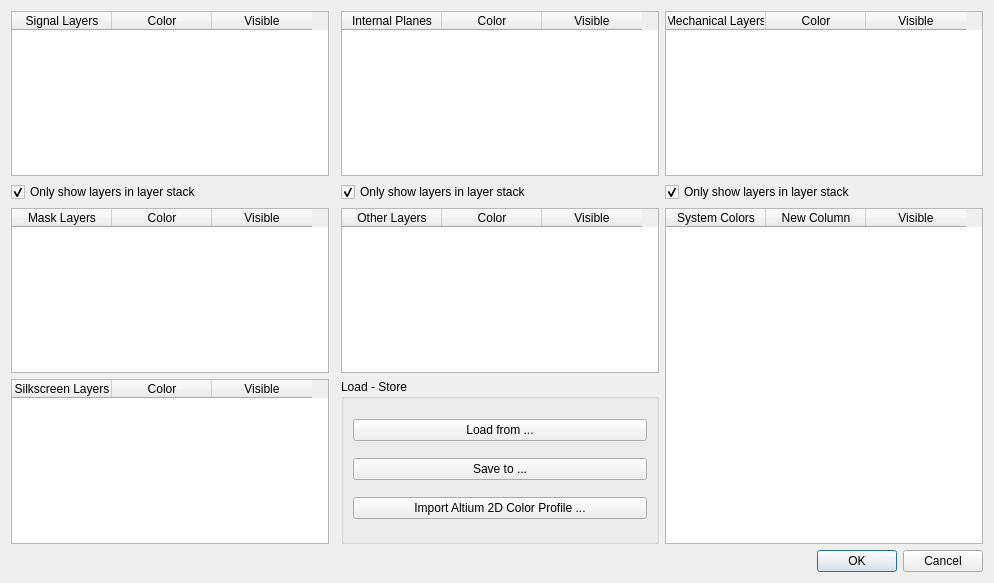
The window that graphicsview-1/pcbpalettesettingsdialog.ui (chgans/leda-playground) describes before a commit, drawn with Qt 5.
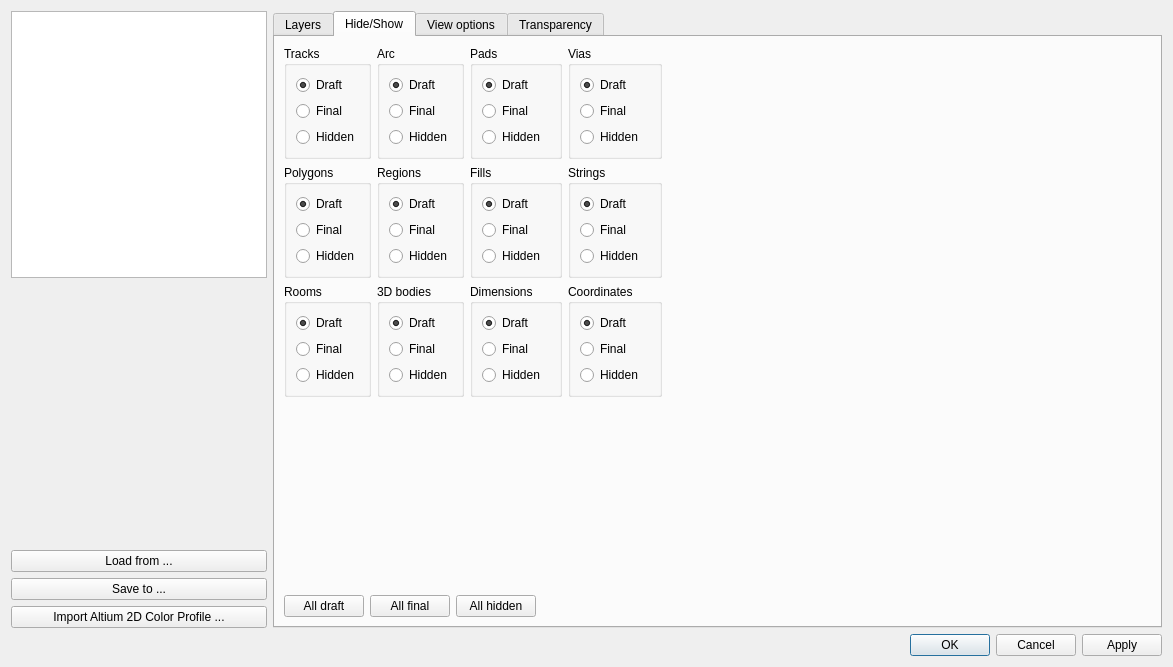
The same window after the commit. The open tabs and pages were chosen to show the change.

Commit message: graphicsview-1: Mockup of Altium's View Configuration dialog

```diff
--- a/graphicsview-1/pcbpalettesettingsdialog.ui
+++ b/graphicsview-1/pcbpalettesettingsdialog.ui
@@ -6,217 +6,1135 @@
    <rect>
     <x>0</x>
     <y>0</y>
-    <width>994</width>
-    <height>583</height>
+    <width>1173</width>
+    <height>667</height>
    </rect>
   </property>
   <property name="windowTitle">
    <string>Dialog</string>
   </property>
-  <layout class="QGridLayout" name="gridLayout">
-   <item row="2" column="3" rowspan="2">
-    <widget class="QTableWidget" name="systemTable">
-     <column>
-      <property name="text">
-       <string>System Colors</string>
-      </property>
-     </column>
-     <column>
-      <property name="text">
-       <string>New Column</string>
-      </property>
-     </column>
-     <column>
-      <property name="text">
-       <string>Visible</string>
-      </property>
-     </column>
-    </widget>
+  <layout class="QVBoxLayout" name="verticalLayout_2">
+   <item>
+    <layout class="QHBoxLayout" name="horizontalLayout_2" stretch="0,2">
+     <item>
+      <layout class="QVBoxLayout" name="verticalLayout">
+       <item>
+        <widget class="QListView" name="listView"/>
+       </item>
+       <item>
+        <spacer name="verticalSpacer">
+         <property name="orientation">
+          <enum>Qt::Vertical</enum>
+         </property>
+         <property name="sizeHint" stdset="0">
+          <size>
+           <width>20</width>
+           <height>40</height>
+          </size>
+         </property>
+        </spacer>
+       </item>
+       <item>
+        <widget class="QPushButton" name="pushButton">
+         <property name="text">
+          <string>Load from ...</string>
+         </property>
+        </widget>
+       </item>
+       <item>
+        <widget class="QPushButton" name="pushButton_2">
+         <property name="text">
+          <string>Save to ...</string>
+         </property>
+        </widget>
+       </item>
+       <item>
+        <widget class="QPushButton" name="pushButton_3">
+         <property name="text">
+          <string>Import Altium 2D Color Profile ...</string>
+         </property>
+        </widget>
+       </item>
+      </layout>
+     </item>
+     <item>
+      <widget class="QTabWidget" name="tabWidget">
+       <property name="currentIndex">
+        <number>3</number>
+       </property>
+       <widget class="QWidget" name="tab">
+        <attribute name="title">
+         <string>Layers</string>
+        </attribute>
+        <layout class="QGridLayout" name="gridLayout">
+         <item row="0" column="0">
+          <layout class="QVBoxLayout" name="verticalLayout_5">
+           <item>
+            <widget class="QTableWidget" name="signalTable">
+             <column>
+              <property name="text">
+               <string>Signal Layers</string>
+              </property>
+             </column>
+             <column>
+              <property name="text">
+               <string>Index</string>
+              </property>
+             </column>
+             <column>
+              <property name="text">
+               <string>Color</string>
+              </property>
+             </column>
+             <column>
+              <property name="text">
+               <string>Visible</string>
+              </property>
+             </column>
+            </widget>
+           </item>
+           <item>
+            <widget class="QCheckBox" name="checkBox">
+             <property name="text">
+              <string>Only show layers in layer stack</string>
+             </property>
+             <property name="checked">
+              <bool>true</bool>
+             </property>
+            </widget>
+           </item>
+           <item>
+            <layout class="QHBoxLayout" name="horizontalLayout_5">
+             <item>
+              <widget class="QToolButton" name="toolButton_10">
+               <property name="text">
+                <string>All on</string>
+               </property>
+              </widget>
+             </item>
+             <item>
+              <widget class="QToolButton" name="toolButton_11">
+               <property name="text">
+                <string>All off</string>
+               </property>
+              </widget>
+             </item>
+             <item>
+              <widget class="QToolButton" name="toolButton_12">
+               <property name="text">
+                <string>Used on</string>
+               </property>
+              </widget>
+             </item>
+             <item>
+              <spacer name="horizontalSpacer">
+               <property name="orientation">
+                <enum>Qt::Horizontal</enum>
+               </property>
+               <property name="sizeHint" stdset="0">
+                <size>
+                 <width>40</width>
+                 <height>20</height>
+                </size>
+               </property>
+              </spacer>
+             </item>
+            </layout>
+           </item>
+          </layout>
+         </item>
+         <item row="0" column="1">
+          <layout class="QVBoxLayout" name="verticalLayout_4">
+           <item>
+            <widget class="QTableWidget" name="planeTable">
+             <column>
+              <property name="text">
+               <string>Internal Planes</string>
+              </property>
+             </column>
+             <column>
+              <property name="text">
+               <string>Color</string>
+              </property>
+             </column>
+             <column>
+              <property name="text">
+               <string>Visible</string>
+              </property>
+             </column>
+            </widget>
+           </item>
+           <item>
+            <widget class="QCheckBox" name="checkBox_2">
+             <property name="text">
+              <string>Only show layers in layer stack</string>
+             </property>
+             <property name="checked">
+              <bool>true</bool>
+             </property>
+            </widget>
+           </item>
+           <item>
+            <layout class="QHBoxLayout" name="horizontalLayout_4">
+             <item>
+              <widget class="QToolButton" name="toolButton_7">
+               <property name="text">
+                <string>All on</string>
+               </property>
+              </widget>
+             </item>
+             <item>
+              <widget class="QToolButton" name="toolButton_8">
+               <property name="text">
+                <string>All off</string>
+               </property>
+              </widget>
+             </item>
+             <item>
+              <widget class="QToolButton" name="toolButton_9">
+               <property name="text">
+                <string>Used on</string>
+               </property>
+              </widget>
+             </item>
+             <item>
+              <spacer name="horizontalSpacer_2">
+               <property name="orientation">
+                <enum>Qt::Horizontal</enum>
+               </property>
+               <property name="sizeHint" stdset="0">
+                <size>
+                 <width>40</width>
+                 <height>20</height>
+                </size>
+               </property>
+              </spacer>
+             </item>
+            </layout>
+           </item>
+          </layout>
+         </item>
+         <item row="1" column="0">
+          <layout class="QVBoxLayout" name="verticalLayout_8">
+           <item>
+            <widget class="QTableWidget" name="maskTable">
+             <column>
+              <property name="text">
+               <string>Mask Layers</string>
+              </property>
+             </column>
+             <column>
+              <property name="text">
+               <string>Color</string>
+              </property>
+             </column>
+             <column>
+              <property name="text">
+               <string>Visible</string>
+              </property>
+             </column>
+            </widget>
+           </item>
+           <item>
+            <layout class="QHBoxLayout" name="horizontalLayout_6">
+             <item>
+              <widget class="QToolButton" name="toolButton_13">
+               <property name="text">
+                <string>All on</string>
+               </property>
+              </widget>
+             </item>
+             <item>
+              <widget class="QToolButton" name="toolButton_14">
+               <property name="text">
+                <string>All off</string>
+               </property>
+              </widget>
+             </item>
+             <item>
+              <widget class="QToolButton" name="toolButton_15">
+               <property name="text">
+                <string>Used on</string>
+               </property>
+              </widget>
+             </item>
+             <item>
+              <spacer name="horizontalSpacer_4">
+               <property name="orientation">
+                <enum>Qt::Horizontal</enum>
+               </property>
+               <property name="sizeHint" stdset="0">
+                <size>
+                 <width>40</width>
+                 <height>20</height>
+                </size>
+               </property>
+              </spacer>
+             </item>
+            </layout>
+           </item>
+          </layout>
+         </item>
+         <item row="2" column="0">
+          <layout class="QVBoxLayout" name="verticalLayout_9">
+           <item>
+            <widget class="QTableWidget" name="otherTable">
+             <column>
+              <property name="text">
+               <string>Other Layers</string>
+              </property>
+             </column>
+             <column>
+              <property name="text">
+               <string>Color</string>
+              </property>
+             </column>
+             <column>
+              <property name="text">
+               <string>Visible</string>
+              </property>
+             </column>
+            </widget>
+           </item>
+           <item>
+            <layout class="QHBoxLayout" name="horizontalLayout">
+             <item>
+              <widget class="QToolButton" name="toolButton">
+               <property name="text">
+                <string>All on</string>
+               </property>
+              </widget>
+             </item>
+             <item>
+              <widget class="QToolButton" name="toolButton_2">
+               <property name="text">
+                <string>All off</string>
+               </property>
+              </widget>
+             </item>
+             <item>
+              <widget class="QToolButton" name="toolButton_3">
+               <property name="text">
+                <string>Used on</string>
+               </property>
+              </widget>
+             </item>
+             <item>
+              <spacer name="horizontalSpacer_6">
+               <property name="orientation">
+                <enum>Qt::Horizontal</enum>
+               </property>
+               <property name="sizeHint" stdset="0">
+                <size>
+                 <width>40</width>
+                 <height>20</height>
+                </size>
+               </property>
+              </spacer>
+             </item>
+            </layout>
+           </item>
+          </layout>
+         </item>
+         <item row="1" column="2" rowspan="2">
+          <layout class="QVBoxLayout" name="verticalLayout_6">
+           <item>
+            <widget class="QTableWidget" name="systemTable">
+             <column>
+              <property name="text">
+               <string>System Colors</string>
+              </property>
+             </column>
+             <column>
+              <property name="text">
+               <string>New Column</string>
+              </property>
+             </column>
+             <column>
+              <property name="text">
+               <string>Visible</string>
+              </property>
+             </column>
+            </widget>
+           </item>
+           <item>
+            <layout class="QHBoxLayout" name="horizontalLayout_8">
+             <item>
+              <widget class="QToolButton" name="toolButton_19">
+               <property name="text">
+                <string>All on</string>
+               </property>
+              </widget>
+             </item>
+             <item>
+              <widget class="QToolButton" name="toolButton_20">
+               <property name="text">
+                <string>All off</string>
+               </property>
+              </widget>
+             </item>
+             <item>
+              <widget class="QToolButton" name="toolButton_21">
+               <property name="text">
+                <string>Used on</string>
+               </property>
+              </widget>
+             </item>
+             <item>
+              <spacer name="horizontalSpacer_7">
+               <property name="orientation">
+                <enum>Qt::Horizontal</enum>
+               </property>
+               <property name="sizeHint" stdset="0">
+                <size>
+                 <width>40</width>
+                 <height>20</height>
+                </size>
+               </property>
+              </spacer>
+             </item>
+            </layout>
+           </item>
+          </layout>
+         </item>
+         <item row="0" column="2">
+          <layout class="QVBoxLayout" name="verticalLayout_7">
+           <item>
+            <widget class="QTableWidget" name="silkscreenTable">
+             <column>
+              <property name="text">
+               <string>Silkscreen Layers</string>
+              </property>
+             </column>
+             <column>
+              <property name="text">
+               <string>Color</string>
+              </property>
+             </column>
+             <column>
+              <property name="text">
+               <string>Visible</string>
+              </property>
+             </column>
+            </widget>
+           </item>
+           <item>
+            <layout class="QHBoxLayout" name="horizontalLayout_7">
+             <item>
+              <widget class="QToolButton" name="toolButton_16">
+               <property name="text">
+                <string>All on</string>
+               </property>
+              </widget>
+             </item>
+             <item>
+              <widget class="QToolButton" name="toolButton_17">
+               <property name="text">
+                <string>All off</string>
+               </property>
+              </widget>
+             </item>
+             <item>
+              <widget class="QToolButton" name="toolButton_18">
+               <property name="text">
+                <string>Used on</string>
+               </property>
+              </widget>
+             </item>
+             <item>
+              <spacer name="horizontalSpacer_5">
+               <property name="orientation">
+                <enum>Qt::Horizontal</enum>
+               </property>
+               <property name="sizeHint" stdset="0">
+                <size>
+                 <width>40</width>
+                 <height>20</height>
+                </size>
+               </property>
+              </spacer>
+             </item>
+            </layout>
+           </item>
+          </layout>
+         </item>
+         <item row="1" column="1" rowspan="2">
+          <layout class="QVBoxLayout" name="verticalLayout_3">
+           <item>
+            <widget class="QTableWidget" name="mechanicalTable">
+             <column>
+              <property name="text">
+               <string>Mechanical Layers</string>
+              </property>
+             </column>
+             <column>
+              <property name="text">
+               <string>Color</string>
+              </property>
+             </column>
+             <column>
+              <property name="text">
+               <string>Visible</string>
+              </property>
+             </column>
+            </widget>
+           </item>
+           <item>
+            <widget class="QCheckBox" name="checkBox_3">
+             <property name="text">
+              <string>Only show layers in layer stack</string>
+             </property>
+             <property name="checked">
+              <bool>true</bool>
+             </property>
+            </widget>
+           </item>
+           <item>
+            <layout class="QHBoxLayout" name="horizontalLayout_3">
+             <item>
+              <widget class="QToolButton" name="toolButton_4">
+               <property name="text">
+                <string>All on</string>
+               </property>
+              </widget>
+             </item>
+             <item>
+              <widget class="QToolButton" name="toolButton_5">
+               <property name="text">
+                <string>All off</string>
+               </property>
+              </widget>
+             </item>
+             <item>
+              <widget class="QToolButton" name="toolButton_6">
+               <property name="text">
+                <string>Used on</string>
+               </property>
+              </widget>
+             </item>
+             <item>
+              <spacer name="horizontalSpacer_3">
+               <property name="orientation">
+                <enum>Qt::Horizontal</enum>
+               </property>
+               <property name="sizeHint" stdset="0">
+                <size>
+                 <width>40</width>
+                 <height>20</height>
+                </size>
+               </property>
+              </spacer>
+             </item>
+            </layout>
+           </item>
+          </layout>
+         </item>
+        </layout>
+       </widget>
+       <widget class="QWidget" name="tab_2">
+        <attribute name="title">
+         <string>Hide/Show</string>
+        </attribute>
+        <layout class="QVBoxLayout" name="verticalLayout_22">
+         <item>
+          <layout class="QGridLayout" name="gridLayout_2">
+           <item row="0" column="1">
+            <widget class="QGroupBox" name="groupBox_2">
+             <property name="title">
+              <string>Arc</string>
+             </property>
+             <layout class="QVBoxLayout" name="verticalLayout_11">
+              <item>
+               <widget class="QRadioButton" name="radioButton_4">
+                <property name="text">
+                 <string>Draft</string>
+                </property>
+                <property name="checked">
+                 <bool>true</bool>
+                </property>
+               </widget>
+              </item>
+              <item>
+               <widget class="QRadioButton" name="radioButton_5">
+                <property name="text">
+                 <string>Final</string>
+                </property>
+               </widget>
+              </item>
+              <item>
+               <widget class="QRadioButton" name="radioButton_6">
+                <property name="text">
+                 <string>Hidden</string>
+                </property>
+               </widget>
+              </item>
+             </layout>
+            </widget>
+           </item>
+           <item row="0" column="2">
+            <widget class="QGroupBox" name="groupBox_3">
+             <property name="title">
+              <string>Pads</string>
+             </property>
+             <layout class="QVBoxLayout" name="verticalLayout_12">
+              <item>
+               <widget class="QRadioButton" name="radioButton_7">
+                <property name="text">
+                 <string>Draft</string>
+                </property>
+                <property name="checked">
+                 <bool>true</bool>
+                </property>
+               </widget>
+              </item>
+              <item>
+               <widget class="QRadioButton" name="radioButton_8">
+                <property name="text">
+                 <string>Final</string>
+                </property>
+               </widget>
+              </item>
+              <item>
+               <widget class="QRadioButton" name="radioButton_9">
+                <property name="text">
+                 <string>Hidden</string>
+                </property>
+               </widget>
+              </item>
+             </layout>
+            </widget>
+           </item>
+           <item row="0" column="3">
+            <widget class="QGroupBox" name="groupBox_4">
+             <property name="title">
+              <string>Vias</string>
+             </property>
+             <layout class="QVBoxLayout" name="verticalLayout_13">
+              <item>
+               <widget class="QRadioButton" name="radioButton_10">
+                <property name="text">
+                 <string>Draft</string>
+                </property>
+                <property name="checked">
+                 <bool>true</bool>
+                </property>
+               </widget>
+              </item>
+              <item>
+               <widget class="QRadioButton" name="radioButton_11">
+                <property name="text">
+                 <string>Final</string>
+                </property>
+               </widget>
+              </item>
+              <item>
+               <widget class="QRadioButton" name="radioButton_12">
+                <property name="text">
+                 <string>Hidden</string>
+                </property>
+               </widget>
+              </item>
+             </layout>
+            </widget>
+           </item>
+           <item row="1" column="0">
+            <widget class="QGroupBox" name="groupBox_7">
+             <property name="title">
+              <string>Polygons</string>
+             </property>
+             <layout class="QVBoxLayout" name="verticalLayout_16">
+              <item>
+               <widget class="QRadioButton" name="radioButton_19">
+                <property name="text">
+                 <string>Draft</string>
+                </property>
+                <property name="checked">
+                 <bool>true</bool>
+                </property>
+               </widget>
+              </item>
+              <item>
+               <widget class="QRadioButton" name="radioButton_20">
+                <property name="text">
+                 <string>Final</string>
+                </property>
+               </widget>
+              </item>
+              <item>
+               <widget class="QRadioButton" name="radioButton_21">
+                <property name="text">
+                 <string>Hidden</string>
+                </property>
+               </widget>
+              </item>
+             </layout>
+            </widget>
+           </item>
+           <item row="1" column="1">
+            <widget class="QGroupBox" name="groupBox_8">
+             <property name="title">
+              <string>Regions</string>
+             </property>
+             <layout class="QVBoxLayout" name="verticalLayout_17">
+              <item>
+               <widget class="QRadioButton" name="radioButton_22">
+                <property name="text">
+                 <string>Draft</string>
+                </property>
+                <property name="checked">
+                 <bool>true</bool>
+                </property>
+               </widget>
+              </item>
+              <item>
+               <widget class="QRadioButton" name="radioButton_23">
+                <property name="text">
+                 <string>Final</string>
+                </property>
+               </widget>
+              </item>
+              <item>
+               <widget class="QRadioButton" name="radioButton_24">
+                <property name="text">
+                 <string>Hidden</string>
+                </property>
+               </widget>
+              </item>
+             </layout>
+            </widget>
+           </item>
+           <item row="1" column="2">
+            <widget class="QGroupBox" name="groupBox_6">
+             <property name="title">
+              <string>Fills</string>
+             </property>
+             <layout class="QVBoxLayout" name="verticalLayout_15">
+              <item>
+               <widget class="QRadioButton" name="radioButton_16">
+                <property name="text">
+                 <string>Draft</string>
+                </property>
+                <property name="checked">
+                 <bool>true</bool>
+                </property>
+               </widget>
+              </item>
+              <item>
+               <widget class="QRadioButton" name="radioButton_17">
+                <property name="text">
+                 <string>Final</string>
+                </property>
+               </widget>
+              </item>
+              <item>
+               <widget class="QRadioButton" name="radioButton_18">
+                <property name="text">
+                 <string>Hidden</string>
+                </property>
+               </widget>
+              </item>
+             </layout>
+            </widget>
+           </item>
+           <item row="1" column="3">
+            <widget class="QGroupBox" name="groupBox_5">
+             <property name="title">
+              <string>Strings</string>
+             </property>
+             <layout class="QVBoxLayout" name="verticalLayout_14">
+              <item>
+               <widget class="QRadioButton" name="radioButton_13">
+                <property name="text">
+                 <string>Draft</string>
+                </property>
+                <property name="checked">
+                 <bool>true</bool>
+                </property>
+               </widget>
+              </item>
+              <item>
+               <widget class="QRadioButton" name="radioButton_14">
+                <property name="text">
+                 <string>Final</string>
+                </property>
+               </widget>
+              </item>
+              <item>
+               <widget class="QRadioButton" name="radioButton_15">
+                <property name="text">
+                 <string>Hidden</string>
+                </property>
+               </widget>
+              </item>
+             </layout>
+            </widget>
+           </item>
+           <item row="2" column="0">
+            <widget class="QGroupBox" name="groupBox_9">
+             <property name="title">
+              <string>Rooms</string>
+             </property>
+             <layout class="QVBoxLayout" name="verticalLayout_18">
+              <item>
+               <widget class="QRadioButton" name="radioButton_25">
+                <property name="text">
+                 <string>Draft</string>
+                </property>
+                <property name="checked">
+                 <bool>true</bool>
+                </property>
+               </widget>
+              </item>
+              <item>
+               <widget class="QRadioButton" name="radioButton_26">
+                <property name="text">
+                 <string>Final</string>
+                </property>
+               </widget>
+              </item>
+              <item>
+               <widget class="QRadioButton" name="radioButton_27">
+                <property name="text">
+                 <string>Hidden</string>
+                </property>
+               </widget>
+              </item>
+             </layout>
+            </widget>
+           </item>
+           <item row="2" column="2">
+            <widget class="QGroupBox" name="groupBox_10">
+             <property name="title">
+              <string>Dimensions</string>
+             </property>
+             <layout class="QVBoxLayout" name="verticalLayout_19">
+              <item>
+               <widget class="QRadioButton" name="radioButton_28">
+                <property name="text">
+                 <string>Draft</string>
+                </property>
+                <property name="checked">
+                 <bool>true</bool>
+                </property>
+               </widget>
+              </item>
+              <item>
+               <widget class="QRadioButton" name="radioButton_29">
+                <property name="text">
+                 <string>Final</string>
+                </property>
+               </widget>
+              </item>
+              <item>
+               <widget class="QRadioButton" name="radioButton_30">
+                <property name="text">
+                 <string>Hidden</string>
+                </property>
+               </widget>
+              </item>
+             </layout>
+            </widget>
+           </item>
+           <item row="2" column="3">
+            <widget class="QGroupBox" name="groupBox_12">
+             <property name="title">
+              <string>Coordinates</string>
+             </property>
+             <layout class="QVBoxLayout" name="verticalLayout_21">
+              <item>
+               <widget class="QRadioButton" name="radioButton_34">
+                <property name="text">
+                 <string>Draft</string>
+                </property>
+                <property name="checked">
+                 <bool>true</bool>
+                </property>
+               </widget>
+              </item>
+              <item>
+               <widget class="QRadioButton" name="radioButton_35">
+                <property name="text">
+                 <string>Final</string>
+                </property>
+               </widget>
+              </item>
+              <item>
+               <widget class="QRadioButton" name="radioButton_36">
+                <property name="text">
+                 <string>Hidden</string>
+                </property>
+               </widget>
+              </item>
+             </layout>
+            </widget>
+           </item>
+           <item row="2" column="1">
+            <widget class="QGroupBox" name="groupBox_11">
+             <property name="title">
+              <string>3D bodies</string>
+             </property>
+             <layout class="QVBoxLayout" name="verticalLayout_20">
+              <item>
+               <widget class="QRadioButton" name="radioButton_31">
+                <property name="text">
+                 <string>Draft</string>
+                </property>
+                <property name="checked">
+                 <bool>true</bool>
+                </property>
+               </widget>
+              </item>
+              <item>
+               <widget class="QRadioButton" name="radioButton_32">
+                <property name="text">
+                 <string>Final</string>
+                </property>
+               </widget>
+              </item>
+              <item>
+               <widget class="QRadioButton" name="radioButton_33">
+                <property name="text">
+                 <string>Hidden</string>
+                </property>
+               </widget>
+              </item>
+             </layout>
+            </widget>
+           </item>
+           <item row="0" column="0">
+            <widget class="QGroupBox" name="groupBox">
+             <property name="title">
+              <string>Tracks</string>
+             </property>
+             <layout class="QVBoxLayout" name="verticalLayout_10">
+              <item>
+               <widget class="QRadioButton" name="radioButton">
+                <property name="text">
+                 <string>Draft</string>
+                </property>
+                <property name="checked">
+                 <bool>true</bool>
+                </property>
+               </widget>
+              </item>
+              <item>
+               <widget class="QRadioButton" name="radioButton_2">
+                <property name="text">
+                 <string>Final</string>
+                </property>
+               </widget>
+              </item>
+              <item>
+               <widget class="QRadioButton" name="radioButton_3">
+                <property name="text">
+                 <string>Hidden</string>
+                </property>
+               </widget>
+              </item>
+             </layout>
+            </widget>
+           </item>
+           <item row="1" column="4">
+            <spacer name="horizontalSpacer_9">
+             <property name="orientation">
+              <enum>Qt::Horizontal</enum>
+             </property>
+             <property name="sizeHint" stdset="0">
+              <size>
+               <width>40</width>
+               <height>20</height>
+              </size>
+             </property>
+            </spacer>
+           </item>
+          </layout>
+         </item>
+         <item>
+          <spacer name="verticalSpacer_2">
+           <property name="orientation">
+            <enum>Qt::Vertical</enum>
+           </property>
+           <property name="sizeHint" stdset="0">
+            <size>
+             <width>20</width>
+             <height>40</height>
+            </size>
+           </property>
+          </spacer>
+         </item>
+         <item>
+          <layout class="QHBoxLayout" name="horizontalLayout_9">
+           <item>
+            <widget class="QPushButton" name="pushButton_4">
+             <property name="text">
+              <string>All draft</string>
+             </property>
+            </widget>
+           </item>
+           <item>
+            <widget class="QPushButton" name="pushButton_5">
+             <property name="text">
+              <string>All final</string>
+             </property>
+            </widget>
+           </item>
+           <item>
+            <widget class="QPushButton" name="pushButton_6">
+             <property name="text">
+              <string>All hidden</string>
+             </property>
+            </widget>
+           </item>
+           <item>
+            <spacer name="horizontalSpacer_8">
+             <property name="orientation">
+              <enum>Qt::Horizontal</enum>
+             </property>
+             <property name="sizeHint" stdset="0">
+              <size>
+               <width>40</width>
+               <height>20</height>
+              </size>
+             </property>
+            </spacer>
+           </item>
+          </layout>
+         </item>
+        </layout>
+       </widget>
+       <widget class="QWidget" name="tab_3">
+        <attribute name="title">
+         <string>View options</string>
+        </attribute>
+       </widget>
+       <widget class="QWidget" name="tab_4">
+        <attribute name="title">
+         <string>Transparency</string>
+        </attribute>
+        <layout class="QVBoxLayout" name="verticalLayout_23">
+         <item>
+          <layout class="QHBoxLayout" name="horizontalLayout_10">
+           <item>
+            <widget class="QLabel" name="label">
+             <property name="text">
+              <string>Transparency for selected objetcs/layers</string>
+             </property>
+            </widget>
+           </item>
+           <item>
+            <widget class="QSlider" name="horizontalSlider">
+             <property name="maximum">
+              <number>100</number>
+             </property>
+             <property name="orientation">
+              <enum>Qt::Horizontal</enum>
+             </property>
+            </widget>
+           </item>
+           <item>
+            <widget class="QSpinBox" name="spinBox">
+             <property name="suffix">
+              <string> %</string>
+             </property>
+             <property name="maximum">
+              <number>100</number>
+             </property>
+            </widget>
+           </item>
+          </layout>
+         </item>
+         <item>
+          <widget class="QCheckBox" name="checkBox_4">
+           <property name="text">
+            <string>Only show used layers</string>
+           </property>
+          </widget>
+         </item>
+         <item>
+          <widget class="QTableWidget" name="tableWidget">
+           <column>
+            <property name="text">
+             <string>Layer</string>
+            </property>
+           </column>
+           <column>
+            <property name="text">
+             <string>Tracks</string>
+            </property>
+           </column>
+           <column>
+            <property name="text">
+             <string>Arcs</string>
+            </property>
+           </column>
+           <column>
+            <property name="text">
+             <string>Pads</string>
+            </property>
+           </column>
+           <column>
+            <property name="text">
+             <string>Vias</string>
+            </property>
+           </column>
+           <column>
+            <property name="text">
+             <string>Polygons</string>
+            </property>
+           </column>
+           <column>
+            <property name="text">
+             <string>Regions</string>
+            </property>
+           </column>
+           <column>
+            <property name="text">
+             <string>Fills</string>
+            </property>
+           </column>
+           <column>
+            <property name="text">
+             <string>Strings</string>
+            </property>
+           </column>
+           <column>
+            <property name="text">
+             <string>Rooms</string>
+            </property>
+           </column>
+           <column>
+            <property name="text">
+             <string>3D Bodies</string>
+            </property>
+           </column>
+           <column>
+            <property name="text">
+             <string>Dimensions</string>
+            </property>
+           </column>
+           <column>
+            <property name="text">
+             <string>Coordinates</string>
+            </property>
+           </column>
+          </widget>
+         </item>
+        </layout>
+       </widget>
+      </widget>
+     </item>
+    </layout>
    </item>
-   <item row="3" column="0">
-    <widget class="QTableWidget" name="silkscreenTable">
-     <column>
-      <property name="text">
-       <string>Silkscreen Layers</string>
-      </property>
-     </column>
-     <column>
-      <property name="text">
-       <string>Color</string>
-      </property>
-     </column>
-     <column>
-      <property name="text">
-       <string>Visible</string>
-      </property>
-     </column>
-    </widget>
-   </item>
-   <item row="4" column="0" colspan="4">
+   <item>
     <widget class="QDialogButtonBox" name="buttonBox">
      <property name="orientation">
       <enum>Qt::Horizontal</enum>
      </property>
      <property name="standardButtons">
-      <set>QDialogButtonBox::Cancel|QDialogButtonBox::Ok</set>
+      <set>QDialogButtonBox::Apply|QDialogButtonBox::Cancel|QDialogButtonBox::Ok</set>
      </property>
     </widget>
    </item>
-   <item row="0" column="3">
-    <widget class="QTableWidget" name="mechanicalTable">
-     <column>
-      <property name="text">
-       <string>Mechanical Layers</string>
-      </property>
-     </column>
-     <column>
-      <property name="text">
-       <string>Color</string>
-      </property>
-     </column>
-     <column>
-      <property name="text">
-       <string>Visible</string>
-      </property>
-     </column>
-    </widget>
-   </item>
-   <item row="2" column="0">
-    <widget class="QTableWidget" name="maskTable">
-     <column>
-      <property name="text">
-       <string>Mask Layers</string>
-      </property>
-     </column>
-     <column>
-      <property name="text">
-       <string>Color</string>
-      </property>
-     </column>
-     <column>
-      <property name="text">
-       <string>Visible</string>
-      </property>
-     </column>
-    </widget>
-   </item>
-   <item row="0" column="2">
-    <widget class="QTableWidget" name="planeTable">
-     <column>
-      <property name="text">
-       <string>Internal Planes</string>
-      </property>
-     </column>
-     <column>
-      <property name="text">
-       <string>Color</string>
-      </property>
-     </column>
-     <column>
-      <property name="text">
-       <string>Visible</string>
-      </property>
-     </column>
-    </widget>
-   </item>
-   <item row="2" column="2">
-    <widget class="QTableWidget" name="otherTable">
-     <column>
-      <property name="text">
-       <string>Other Layers</string>
-      </property>
-     </column>
-     <column>
-      <property name="text">
-       <string>Color</string>
-      </property>
-     </column>
-     <column>
-      <property name="text">
-       <string>Visible</string>
-      </property>
-     </column>
-    </widget>
-   </item>
-   <item row="0" column="0">
-    <widget class="QTableWidget" name="signalTable">
-     <column>
-      <property name="text">
-       <string>Signal Layers</string>
-      </property>
-     </column>
-     <column>
-      <property name="text">
-       <string>Color</string>
-      </property>
-     </column>
-     <column>
-      <property name="text">
-       <string>Visible</string>
-      </property>
-     </column>
-    </widget>
-   </item>
-   <item row="1" column="0">
-    <widget class="QCheckBox" name="checkBox">
-     <property name="text">
-      <string>Only show layers in layer stack</string>
-     </property>
-     <property name="checked">
-      <bool>true</bool>
-     </property>
-    </widget>
-   </item>
-   <item row="1" column="2">
-    <widget class="QCheckBox" name="checkBox_2">
-     <property name="text">
-      <string>Only show layers in layer stack</string>
-     </property>
-     <property name="checked">
-      <bool>true</bool>
-     </property>
-    </widget>
-   </item>
-   <item row="1" column="3">
-    <widget class="QCheckBox" name="checkBox_3">
-     <property name="text">
-      <string>Only show layers in layer stack</string>
-     </property>
-     <property name="checked">
-      <bool>true</bool>
-     </property>
-    </widget>
-   </item>
-   <item row="3" column="2">
-    <widget class="QGroupBox" name="groupBox">
-     <property name="title">
-      <string>Load - Store</string>
-     </property>
-     <layout class="QGridLayout" name="gridLayout_2">
-      <item row="0" column="0">
-       <widget class="QPushButton" name="pushButton">
-        <property name="text">
-         <string>Load from ...</string>
-        </property>
-       </widget>
-      </item>
-      <item row="1" column="0">
-       <widget class="QPushButton" name="pushButton_2">
-        <property name="text">
-         <string>Save to ...</string>
-        </property>
-       </widget>
-      </item>
-      <item row="2" column="0">
-       <widget class="QPushButton" name="pushButton_3">
-        <property name="text">
-         <string>Import Altium 2D Color Profile ...</string>
-        </property>
-       </widget>
-      </item>
-     </layout>
-    </widget>
-   </item>
   </layout>
  </widget>
  <resources/>
```
